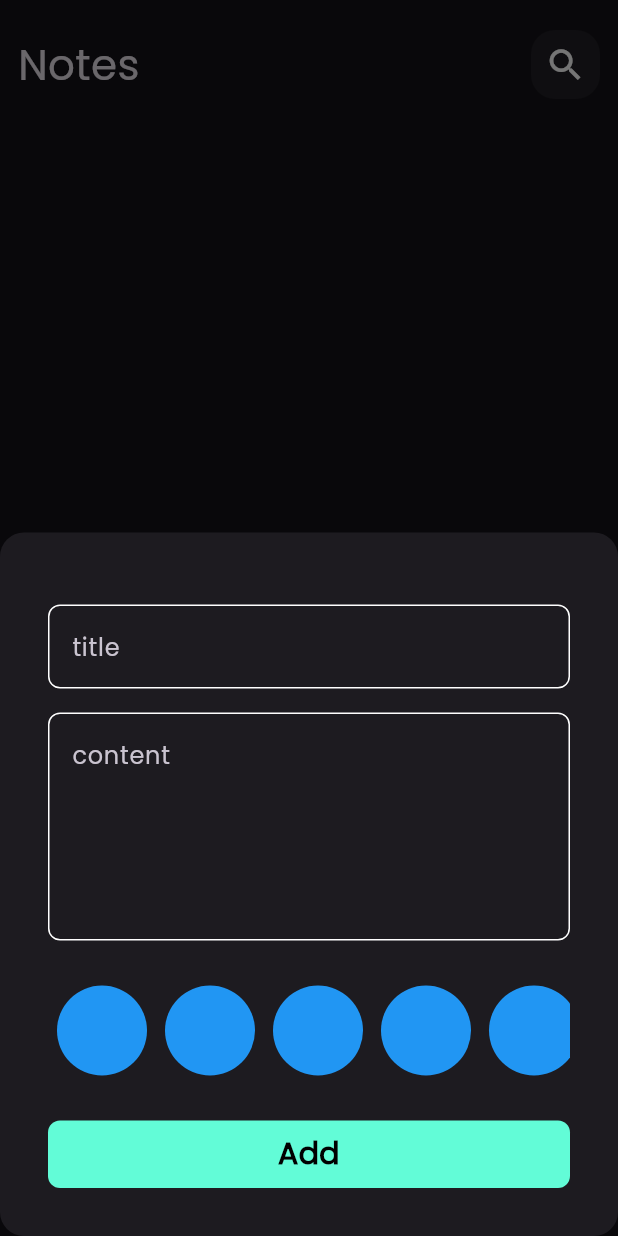
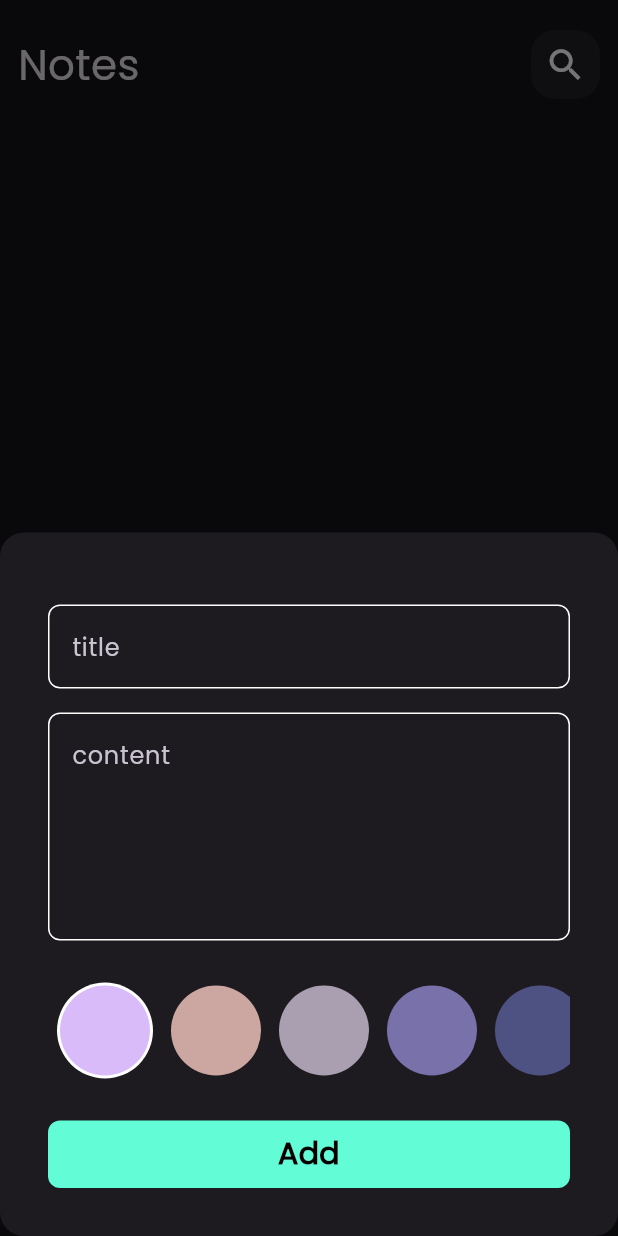
Before and after one commit to maboelhamdbis-cloud/mobile-training-projects, a Flutter app: the screen it shows after launch, after a tap on the "add" icon, on a phone screen of 412 x 824 dp. Run offline on Flutter 3.47's test engine with Material 3 defaults, Android fonts, the phone set to English and light mode, and no system bars; our stand-ins replace audioplayers, bloc, flutter_bloc, hive, hive_flutter, modal_progress_hud_nsn; accounts and stored records are empty.

Commit message:
Colors List View part 2

```diff
--- a/notes_app/lib/views/widgets/colors_list_view.dart
+++ b/notes_app/lib/views/widgets/colors_list_view.dart
@@ -1,27 +1,58 @@
 import 'package:flutter/material.dart';
 
 class ColorItem extends StatelessWidget {
-  const ColorItem({super.key});
+  final bool isActive;
+  final Color color;
+  const ColorItem({super.key, required this.isActive, required this.color});
 
   @override
   Widget build(BuildContext context) {
     return Padding(
       padding: const EdgeInsets.symmetric(horizontal: 6),
-      child: const CircleAvatar(radius: 30, backgroundColor: Colors.blue),
+      child: isActive
+          ? CircleAvatar(
+              radius: 32,
+              backgroundColor: Colors.white,
+              child: CircleAvatar(radius: 30, backgroundColor: color),
+            )
+          : CircleAvatar(radius: 30, backgroundColor: color),
     );
   }
 }
 
-class ColorsListView extends StatelessWidget {
+List<Color> colors = [
+  Color(0xffD9BBF9),
+  Color(0xffCCA7A2),
+  Color(0xffAA9FB1),
+  Color(0xff7871AA),
+  Color(0xff4E5283),
+];
+
+class ColorsListView extends StatefulWidget {
   const ColorsListView({super.key});
 
+  @override
+  State<ColorsListView> createState() => _ColorsListViewState();
+}
+
+class _ColorsListViewState extends State<ColorsListView> {
+  int currentIndex = 0;
   @override
   Widget build(BuildContext context) {
     return ListView.builder(
       scrollDirection: Axis.horizontal,
       itemCount: 6,
       itemBuilder: (context, index) {
-        return ColorItem();
+        return GestureDetector(
+          onTap: () {
+            currentIndex = index;
+            setState(() {});
+          },
+          child: ColorItem(
+            isActive: currentIndex == index,
+            color: colors[index],
+          ),
+        );
       },
     );
   }
```
